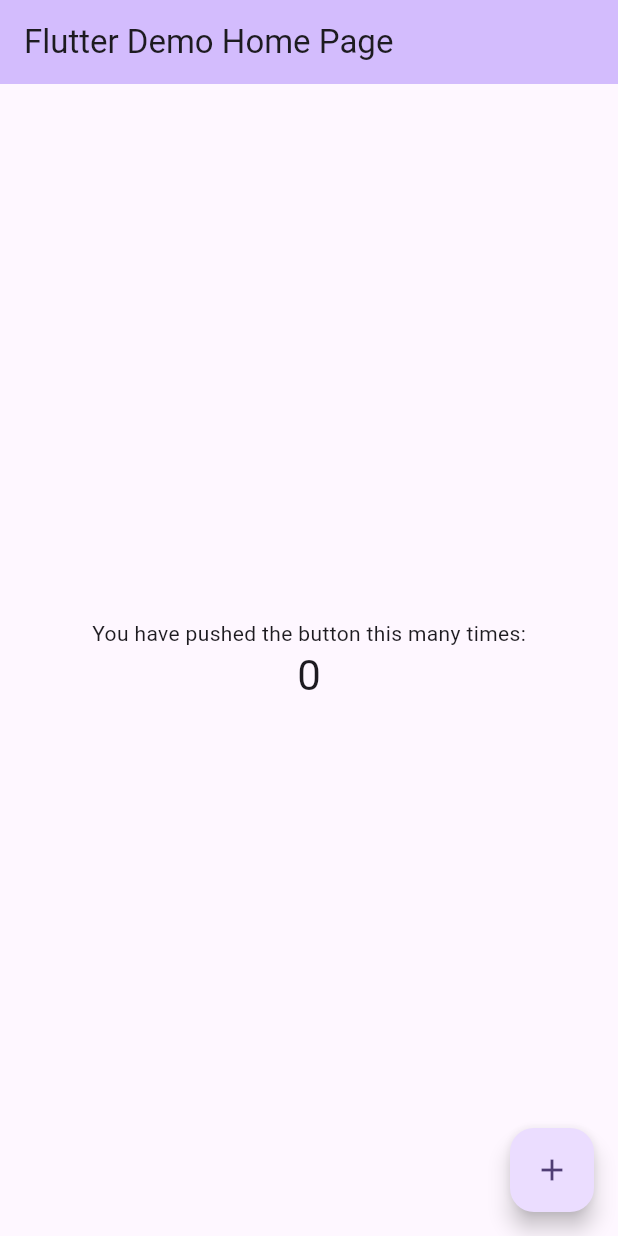
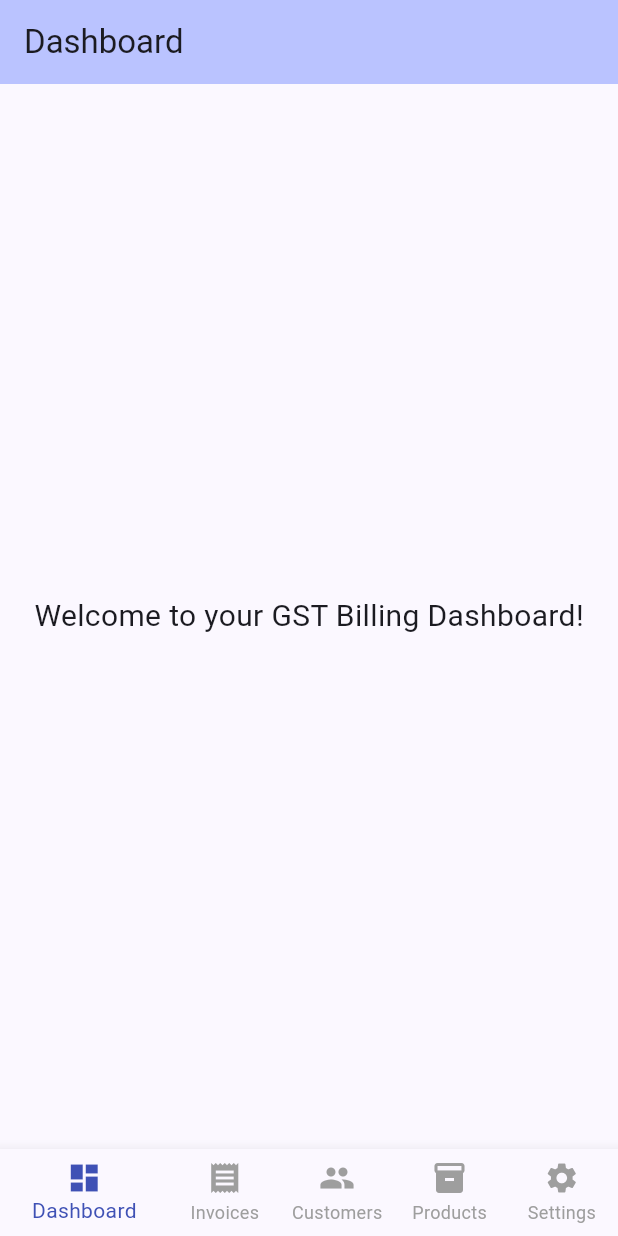
Before and after one commit to could-ai/019a48b4-bad8-78d4-8111-bb9fd532399b, a Flutter app: the screen it shows after launch, on a phone screen of 412 x 824 dp. Run offline on Flutter 3.47's test engine with Material 3 defaults, Android fonts, the phone set to English and light mode, and no system bars.

Commit message:
I have replaced the default template code with a new HomeScreen that serves as the main entry point of the application. This screen includes a BottomNavigationBar to facilitate navigation between the different sections of the GST billing system. The MaterialApp theme has been updated to use an indigo color scheme for a more professional look, and the debug banner has been removed. The core logic now supports switching between different screens based on the selected navigation item.; This new file creates the DashboardScreen, which will serve as the main landing page after a user logs in. For now, it's a stateless widget containing a simple Scaffold with an AppBar and a centered text message. This screen will later be populated with summary information, charts, and quick actions.; This file introduces the InvoicesScreen, where users will manage their billing documents. It includes a placeholder layout with an AppBar and a central text. A FloatingActionButton has been added to facilitate the creation of new invoices, although the navigation logic for it is not yet implemented. This screen will eventually display a list of existing invoices.; This new file sets up the CustomersScreen for managing customer information. The current implementation is a basic placeholder with an AppBar and a text message. It also includes a FloatingActionButton for adding new customers in the future. This screen will later feature a list of customers with search and filter capabilities.; This file creates the ProductsScreen, dedicated to managing the products and services that will be included in invoices. It's a stateless widget with a placeholder UI, including an AppBar and a FloatingActionButton for adding new items. This section will be developed to allow users to define item details like name, price, and GST rates.; This new file establishes the SettingsScreen for application-wide configurations. It currently contains a basic placeholder structure. In the future, this screen will house options for user profile management, company details, tax settings, and other customizable application preferences.

```diff
--- a/usr/lib/main.dart
+++ b/usr/lib/main.dart
@@ -1,4 +1,9 @@
 import 'package:flutter/material.dart';
+import 'package:couldai_user_app/screens/dashboard_screen.dart';
+import 'package:couldai_user_app/screens/invoices_screen.dart';
+import 'package:couldai_user_app/screens/customers_screen.dart';
+import 'package:couldai_user_app/screens/products_screen.dart';
+import 'package:couldai_user_app/screens/settings_screen.dart';
 
 void main() {
   runApp(const MyApp());
@@ -7,114 +12,79 @@ void main() {
 class MyApp extends StatelessWidget {
   const MyApp({super.key});
 
-  // This widget is the root of your application.
   @override
   Widget build(BuildContext context) {
     return MaterialApp(
-      title: 'Flutter Demo',
+      title: 'GST Billing System',
       debugShowCheckedModeBanner: false,
       theme: ThemeData(
-        // This is the theme of your application.
-        //
-        // TRY THIS: Try running your application with "flutter run". You'll see
-        // the application has a purple toolbar. Then, without quitting the app,
-        // try changing the seedColor in the colorScheme below to Colors.green
-        // and then invoke "hot reload" (save your changes or press the "hot
-        // reload" button in a Flutter-supported IDE, or press "r" if you used
-        // the command line to start the app).
-        //
-        // Notice that the counter didn't reset back to zero; the application
-        // state is not lost during the reload. To reset the state, use hot
-        // restart instead.
-        //
-        // This works for code too, not just values: Most code changes can be
-        // tested with just a hot reload.
-        colorScheme: ColorScheme.fromSeed(seedColor: Colors.deepPurple),
+        colorScheme: ColorScheme.fromSeed(seedColor: Colors.indigo),
+        useMaterial3: true,
       ),
-      home: const MyHomePage(title: 'Flutter Demo Home Page'),
+      home: const HomeScreen(),
     );
   }
 }
 
-class MyHomePage extends StatefulWidget {
-  const MyHomePage({super.key, required this.title});
-
-  // This widget is the home page of your application. It is stateful, meaning
-  // that it has a State object (defined below) that contains fields that affect
-  // how it looks.
-
-  // This class is the configuration for the state. It holds the values (in this
-  // case the title) provided by the parent (in this case the App widget) and
-  // used by the build method of the State. Fields in a Widget subclass are
-  // always marked "final".
-
-  final String title;
+class HomeScreen extends StatefulWidget {
+  const HomeScreen({super.key});
 
   @override
-  State<MyHomePage> createState() => _MyHomePageState();
+  State<HomeScreen> createState() => _HomeScreenState();
 }
 
-class _MyHomePageState extends State<MyHomePage> {
-  int _counter = 0;
+class _HomeScreenState extends State<HomeScreen> {
+  int _selectedIndex = 0;
 
-  void _incrementCounter() {
+  static const List<Widget> _widgetOptions = <Widget>[
+    DashboardScreen(),
+    InvoicesScreen(),
+    CustomersScreen(),
+    ProductsScreen(),
+    SettingsScreen(),
+  ];
+
+  void _onItemTapped(int index) {
     setState(() {
-      // This call to setState tells the Flutter framework that something has
-      // changed in this State, which causes it to rerun the build method below
-      // so that the display can reflect the updated values. If we changed
-      // _counter without calling setState(), then the build method would not be
-      // called again, and so nothing would appear to happen.
-      _counter++;
+      _selectedIndex = index;
     });
   }
 
   @override
   Widget build(BuildContext context) {
-    // This method is rerun every time setState is called, for instance as done
-    // by the _incrementCounter method above.
-    //
-    // The Flutter framework has been optimized to make rerunning build methods
-    // fast, so that you can just rebuild anything that needs updating rather
-    // than having to individually change instances of widgets.
     return Scaffold(
-      appBar: AppBar(
-        // TRY THIS: Try changing the color here to a specific color (to
-        // Colors.amber, perhaps?) and trigger a hot reload to see the AppBar
-        // change color while the other colors stay the same.
-        backgroundColor: Theme.of(context).colorScheme.inversePrimary,
-        // Here we take the value from the MyHomePage object that was created by
-        // the App.build method, and use it to set our appbar title.
-        title: Text(widget.title),
+      body: Center(
+        child: _widgetOptions.elementAt(_selectedIndex),
       ),
-      body: Center(
-        // Center is a layout widget. It takes a single child and positions it
-        // in the middle of the parent.
-        child: Column(
-          // Column is also a layout widget. It takes a list of children and
-          // arranges them vertically. By default, it sizes itself to fit its
-          // children horizontally, and tries to be as tall as its parent.
-          //
-          // Column has various properties to control how it sizes itself and
-          // how it positions its children. Here we use mainAxisAlignment to
-          // center the children vertically; the main axis here is the vertical
-          // axis because Columns are vertical (the cross axis would be
-          // horizontal).
-          //
-          // TRY THIS: Invoke "debug painting" (choose the "Toggle Debug Paint"
-          // action in the IDE, or press "p" in the console), to see the
-          // wireframe for each widget.
-          mainAxisAlignment: MainAxisAlignment.center,
-          children: <Widget>[
-            const Text('You have pushed the button this many times:'),
-            Text('$_counter', style: Theme.of(context).textTheme.headlineMedium),
-          ],
-        ),
+      bottomNavigationBar: BottomNavigationBar(
+        items: const <BottomNavigationBarItem>[
+          BottomNavigationBarItem(
+            icon: Icon(Icons.dashboard),
+            label: 'Dashboard',
+          ),
+          BottomNavigationBarItem(
+            icon: Icon(Icons.receipt),
+            label: 'Invoices',
+          ),
+          BottomNavigationBarItem(
+            icon: Icon(Icons.people),
+            label: 'Customers',
+          ),
+          BottomNavigationBarItem(
+            icon: Icon(Icons.inventory),
+            label: 'Products',
+          ),
+          BottomNavigationBarItem(
+            icon: Icon(Icons.settings),
+            label: 'Settings',
+          ),
+        ],
+        currentIndex: _selectedIndex,
+        selectedItemColor: Colors.indigo,
+        unselectedItemColor: Colors.grey,
+        onTap: _onItemTapped,
+        showUnselectedLabels: true,
       ),
-      floatingActionButton: FloatingActionButton(
-        onPressed: _incrementCounter,
-        tooltip: 'Increment',
-        child: const Icon(Icons.add),
-      ), // This trailing comma makes auto-formatting nicer for build methods.
     );
   }
 }
--- /dev/null
+++ b/usr/lib/screens/dashboard_screen.dart
@@ -0,0 +1,21 @@
+import 'package:flutter/material.dart';
+
+class DashboardScreen extends StatelessWidget {
+  const DashboardScreen({super.key});
+
+  @override
+  Widget build(BuildContext context) {
+    return Scaffold(
+      appBar: AppBar(
+        title: const Text('Dashboard'),
+        backgroundColor: Theme.of(context).colorScheme.inversePrimary,
+      ),
+      body: const Center(
+        child: Text(
+          'Welcome to your GST Billing Dashboard!',
+          style: TextStyle(fontSize: 20),
+        ),
+      ),
+    );
+  }
+}
```
Also changed, not shown: usr/lib/screens/customers_screen.dart (added, +28 -0 lines), usr/lib/screens/invoices_screen.dart (added, +28 -0 lines), usr/lib/screens/products_screen.dart (added, +28 -0 lines), usr/lib/screens/settings_screen.dart (added, +21 -0 lines).
